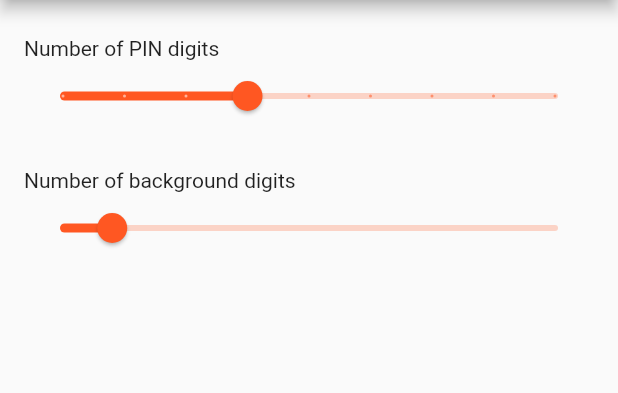
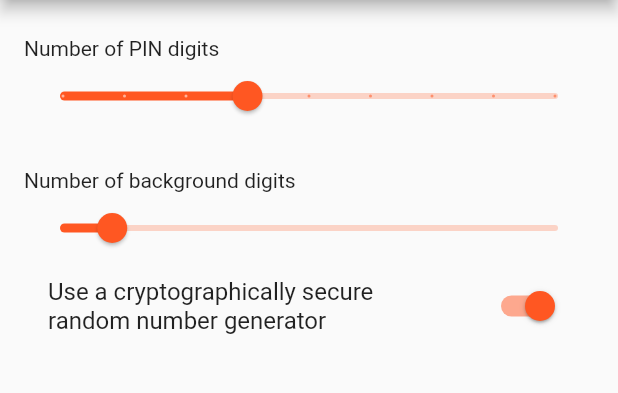
Before and after one commit to devaurelian/pin_generator, a Flutter app: the SettingsScreen screen opened directly, on a phone screen of 412 x 824 dp, the part 84-477 px from its top. Run offline on Flutter 3.47's test engine with Material 2 defaults, Android fonts, the phone set to English and light mode, and no system bars; our stand-ins replace share, shared_preferences; accounts and stored records are empty.

Commit message:
Add and implement the Use Secure Random setting

```diff
--- a/lib/screens/settings.dart
+++ b/lib/screens/settings.dart
@@ -19,6 +19,9 @@ class _SettingsScreenState extends State<SettingsScreen> {
   /// The current background digit count setting value.
   int _backDigitCount = SettingsProvider.backDigitCountDefault;
 
+  /// The current secure Random setting value.
+  bool _useSecureRandom = SettingsProvider.useSecureRandomDefault;
+
   /// Load settings on [initState].
   @override
   void initState() {
@@ -30,9 +33,11 @@ class _SettingsScreenState extends State<SettingsScreen> {
   Future<void> loadSettings() async {
     final int pinDigitCount = await SettingsProvider.getPinDigitCount();
     final int backDigitCount = await SettingsProvider.getBackDigitCount();
+    final bool useSecureRandom = await SettingsProvider.getUseSecureRandom();
     setState(() {
       _pinDigitCount = pinDigitCount;
       _backDigitCount = backDigitCount;
+      _useSecureRandom = useSecureRandom;
     });
   }
 
@@ -44,8 +49,7 @@ class _SettingsScreenState extends State<SettingsScreen> {
       ),
       body: Padding(
         padding: EdgeInsets.symmetric(vertical: 24, horizontal: 16),
-        child: Column(
-          crossAxisAlignment: CrossAxisAlignment.start,
+        child: ListView(
           children: <Widget>[
             Text(Strings.pinDigitCountSetting),
             Slider(
@@ -76,6 +80,17 @@ class _SettingsScreenState extends State<SettingsScreen> {
                 });
               },
             ),
+            SwitchListTile(
+              title: const Text(Strings.useSecureRandomSetting),
+              value: _useSecureRandom,
+              onChanged: (bool value) {
+                setState(() {
+                  _useSecureRandom = value;
+                  SettingsProvider.setUseSecureRandom(_useSecureRandom);
+                });
+              },
+//              secondary: const Icon(Icons.shuffle),
+            )
           ],
         ),
       ),
--- a/lib/utils/settings_provider.dart
+++ b/lib/utils/settings_provider.dart
@@ -16,9 +16,13 @@ class SettingsProvider {
   static const int backDigitCountMax = 1000;
   static const int backDigitCountDefault = 100;
 
+  /// The default value for the secure random setting.
+  static const bool useSecureRandomDefault = true;
+
   /// Persistent storage keys.
   static final String _pinDigitCountKey = 'pin_digit_count';
   static final String _backDigitCountKey = 'background_digit_count';
+  static final String _useSecureRandomKey = 'use_secure_random';
 
   /// Saves the PIN digit count setting [value] to persistent storage.
   static Future<void> setPinDigitCount(int value) async {
@@ -49,4 +53,18 @@ class SettingsProvider {
     return (prefs.getInt(_backDigitCountKey) ?? backDigitCountDefault)
         .clamp(backDigitCountMin, backDigitCountMax);
   }
+
+  /// Saves the secure random setting [value] to persistent storage.
+  static Future<void> setUseSecureRandom(bool value) async {
+    SharedPreferences prefs = await SharedPreferences.getInstance();
+    await prefs.setBool(_useSecureRandomKey, value);
+  }
+
+  /// Reads the secure random setting value from persistent storage.
+  ///
+  /// Ensures a default value.
+  static Future<bool> getUseSecureRandom() async {
+    SharedPreferences prefs = await SharedPreferences.getInstance();
+    return prefs.getBool(_useSecureRandomKey) ?? useSecureRandomDefault;
+  }
 }
--- a/lib/utils/strings.dart
+++ b/lib/utils/strings.dart
@@ -5,6 +5,9 @@
 /// User interface string resources.
 class Strings {
   static const String refreshTooltip = 'Generate new PIN';
+
+  static const String secureRandomTooltip =
+      'Cryptographically secure random number generator';
 
   static const String shareTooltip = 'Share';
   static const String shareSubject = 'Your new PIN';
@@ -17,9 +20,12 @@ class Strings {
   static const String settingsTitle = 'Settings';
   static const String pinDigitCountSetting = 'Number of PIN digits';
   static const String backDigitCountSetting = 'Number of background digits';
+  static const String useSecureRandomSetting =
+      'Use a cryptographically secure random number generator';
 
   static const String rateAppMenuItem = 'Rate app';
-  static const String rateAppURL = 'https://play.google.com/store/apps/details?id=com.anaurelian.pingenerator';
+  static const String rateAppURL =
+      'https://play.google.com/store/apps/details?id=com.anaurelian.pingenerator';
 
   static const String helpMenuItem = 'Help';
   static const String helpURL = 'https://anaurelian.com/pingenerator/';
--- a/lib/utils/utils.dart
+++ b/lib/utils/utils.dart
@@ -9,7 +9,7 @@ import 'package:flutter/services.dart';
 import 'package:pingenerator/utils/strings.dart';
 import 'package:url_launcher/url_launcher.dart';
 
-extension RandomOfDigits on Random {
+extension RandomX on Random {
   /// Generates a non-negative random integer with a specified number of digits.
   ///
   /// Supports [digitCount] values between 1 and 9 inclusive.
@@ -18,6 +18,20 @@ extension RandomOfDigits on Random {
     int min = digitCount == 1 ? 0 : pow(10, digitCount - 1);
     int max = pow(10, digitCount);
     return min + nextInt(max - min);
+  }
+
+  /// Returns true if the random number generator is cryptographically secure.
+  bool get isSecure => runtimeType.toString() == '_SecureRandom';
+
+  static Random create({bool secure = true}) {
+    Random random;
+    try {
+      random = secure ? Random.secure() : Random();
+    } on UnsupportedError {
+      random = Random();
+    }
+
+    return random;
   }
 }
 
```
Also changed, not shown: lib/screens/home.dart (+22 -3 lines).
